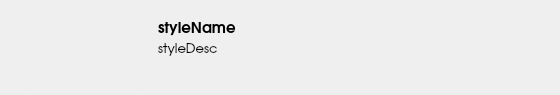
The window that kde/kaptan/src/gui/styleitem.ui (pars-linux/uludag) describes before a commit, drawn with Qt 5.
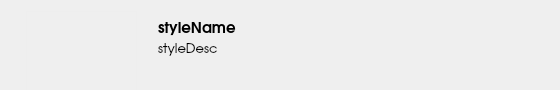
The same window after the commit. Icons and pictures are not drawn.

```diff
--- a/kde/kaptan/src/gui/styleitem.ui
+++ b/kde/kaptan/src/gui/styleitem.ui
@@ -7,7 +7,7 @@
     <x>0</x>
     <y>0</y>
     <width>560</width>
-    <height>95</height>
+    <height>90</height>
    </rect>
   </property>
   <property name="minimumSize">
@@ -82,6 +82,12 @@
      </item>
      <item>
       <widget class="QLabel" name="styleDesc">
+       <property name="minimumSize">
+        <size>
+         <width>200</width>
+         <height>0</height>
+        </size>
+       </property>
        <property name="font">
         <font>
          <family>URW Gothic L</family>
@@ -94,6 +100,9 @@
        <property name="text">
         <string>styleDesc</string>
        </property>
+       <property name="wordWrap">
+        <bool>true</bool>
+       </property>
       </widget>
      </item>
      <item>
```
